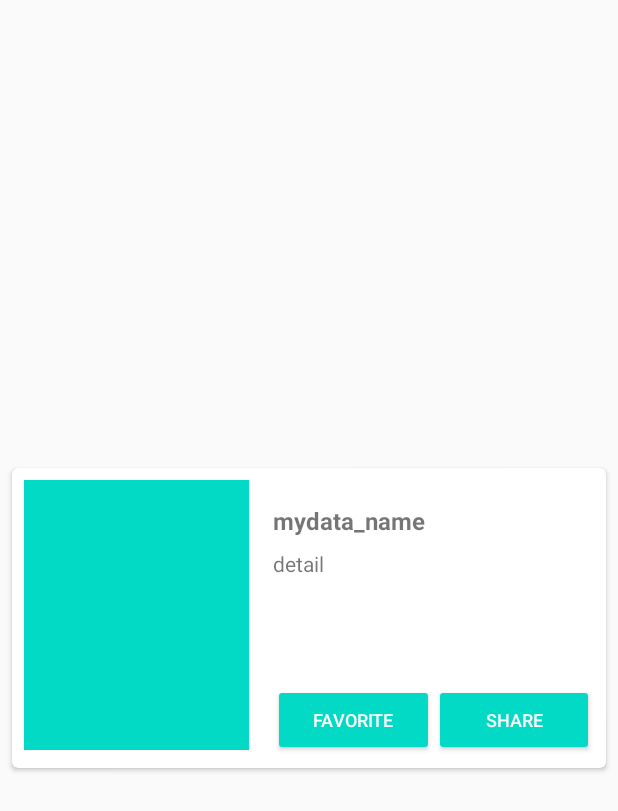
After one commit to puspawahyuningtias/-IF06SC1-18102137-PUSPA-WAHYUNINGTIAS-, an Android app: the layout item_cardview.xml on its own in the app's theme, with its tools: preview values and no code run, on a phone screen of 412 x 824 dp. The commit adds this screen. Shown: the top 811 px of the screen. Run offline under Robolectric (Android 15) with nearby library versions, the phone set to English and light mode, and no system bars.

Commit message:
menambahkan cardview

```diff
--- a/Praktikum6/app/build.gradle
+++ b/Praktikum6/app/build.gradle
@@ -36,4 +36,5 @@ dependencies {
     implementation 'androidx.recyclerview:recyclerview:1.1.0'
     implementation 'de.hdodenhof:circleimageview:3.0.0'
     implementation 'com.github.bumptech.glide:glide:4.10.0'
+    implementation 'androidx.cardview:cardview:1.0.0'
 }
--- a/Praktikum6/app/src/main/java/com/puspawahyuningtias_18102137/praktikum6/MainActivity.kt
+++ b/Praktikum6/app/src/main/java/com/puspawahyuningtias_18102137/praktikum6/MainActivity.kt
@@ -6,6 +6,7 @@ import android.view.Menu
 import android.view.MenuItem
 import androidx.recyclerview.widget.GridLayoutManager
 import androidx.recyclerview.widget.LinearLayoutManager
+import com.puspawahyuningtias_18102137.praktikum6.adapter.CardViewMyDataAdapter
 import com.puspawahyuningtias_18102137.praktikum6.adapter.GridMyDataAdapter
 import com.puspawahyuningtias_18102137.praktikum6.adapter.ListMyDataAdapter
 import kotlinx.android.synthetic.main.activity_main.*
@@ -36,6 +37,7 @@ class MainActivity : AppCompatActivity() {
                 showRecyclerGrid()
             }
             R.id.action_cardview -> {
+                showRecyclerCardView()
             }
         }
     }
@@ -67,4 +69,11 @@ class MainActivity : AppCompatActivity() {
         val gridMyDataAdapter = GridMyDataAdapter(list)
         rv_mydata.adapter = gridMyDataAdapter
     }
+
+    private fun showRecyclerCardView() {
+        rv_mydata.layoutManager = LinearLayoutManager(this)
+        val cardViewMyDataAdapter = CardViewMyDataAdapter (list)
+        rv_mydata.adapter = cardViewMyDataAdapter
+    }
+
 }
--- /dev/null
+++ b/Praktikum6/app/src/main/java/com/puspawahyuningtias_18102137/praktikum6/adapter/CardViewMyDataAdapter.kt
@@ -0,0 +1,47 @@
+package com.puspawahyuningtias_18102137.praktikum6.adapter
+
+import android.view.LayoutInflater
+import android.view.View
+import android.view.ViewGroup
+import android.widget.Button
+import android.widget.ImageView
+import android.widget.TextView
+import android.widget.Toast
+import androidx.recyclerview.widget.RecyclerView
+import com.bumptech.glide.Glide
+import com.bumptech.glide.request.RequestOptions
+import com.puspawahyuningtias_18102137.praktikum6.MyData
+import com.puspawahyuningtias_18102137.praktikum6.R
+
+class CardViewMyDataAdapter(private val listMyDatas: ArrayList<MyData>) :
+    RecyclerView.Adapter<CardViewMyDataAdapter.CardViewViewHolder>() {
+    override fun onCreateViewHolder(parent: ViewGroup, viewType: Int): CardViewViewHolder {
+        val view: View = LayoutInflater.from(parent.context).inflate(R.layout.item_cardview, parent, false)
+        return CardViewViewHolder(view)
+    }
+    override fun onBindViewHolder(holder: CardViewViewHolder, position: Int) {
+        val myData = listMyDatas[position]
+        Glide.with(holder.itemView.context)
+            .load(myData.photo)
+            .apply(RequestOptions().override(350, 550))
+            .into(holder.imgPhoto)
+        holder.tvName.text = myData.name
+        holder.tvDetail.text = myData.description
+        holder.btnFavorite.setOnClickListener { Toast.makeText(holder.itemView.context, "Favorite " +
+                listMyDatas[holder.adapterPosition].name, Toast.LENGTH_SHORT).show() }
+        holder.btnShare.setOnClickListener { Toast.makeText(holder.itemView.context, "Share " +
+                listMyDatas[holder.adapterPosition].name, Toast.LENGTH_SHORT).show() }
+        holder.itemView.setOnClickListener { Toast.makeText(holder.itemView.context, "Kamu memilih " +
+                listMyDatas[holder.adapterPosition].name, Toast.LENGTH_SHORT).show() }
+    }
+    override fun getItemCount(): Int {
+        return listMyDatas.size
+    }
+    inner class CardViewViewHolder(itemView: View) : RecyclerView.ViewHolder(itemView) {
+        var imgPhoto: ImageView = itemView.findViewById(R.id.img_item_photo)
+        var tvName: TextView = itemView.findViewById(R.id.tv_item_name)
+        var tvDetail: TextView = itemView.findViewById(R.id.tv_item_detail)
+        var btnFavorite: Button = itemView.findViewById(R.id.btn_set_favorite)
+        var btnShare: Button = itemView.findViewById(R.id.btn_set_share)
+    }
+}
--- /dev/null
+++ b/Praktikum6/app/src/main/res/layout/item_cardview.xml
@@ -0,0 +1,76 @@
+<?xml version="1.0" encoding="utf-8"?>
+<androidx.cardview.widget.CardView xmlns:android="http://schemas.android.com/apk/res/android"
+    xmlns:card_view="http://schemas.android.com/apk/res-auto"
+    xmlns:tools="http://schemas.android.com/tools"
+    android:id="@+id/card_view"
+    android:layout_width="match_parent"
+    android:layout_height="wrap_content"
+    android:layout_gravity="center"
+    android:layout_marginLeft="8dp"
+    android:layout_marginTop="4dp"
+    android:layout_marginRight="8dp"
+    android:layout_marginBottom="4dp"
+    card_view:cardCornerRadius="4dp">
+    <RelativeLayout
+        android:layout_width="match_parent"
+        android:layout_height="200dp"
+        android:padding="8dp">
+        <ImageView
+            android:id="@+id/img_item_photo"
+            android:layout_width="150dp"
+            android:layout_height="220dp"
+            android:layout_marginBottom="4dp"
+            android:scaleType="centerCrop"
+            tools:src="@color/colorAccent"
+            android:contentDescription="@string/todo" />
+        <TextView
+            android:id="@+id/tv_item_name"
+            android:layout_width="match_parent"
+            android:layout_height="wrap_content"
+            android:layout_marginLeft="16dp"
+            android:layout_marginTop="16dp"
+            android:layout_marginRight="16dp"
+            android:layout_marginBottom="8dp"
+            android:layout_toEndOf="@id/img_item_photo"
+            android:textSize="16sp"
+            android:textStyle="bold"
+            tools:text="mydata_name" />
+        <TextView
+            android:id="@+id/tv_item_detail"
+            android:layout_width="match_parent"
+            android:layout_height="match_parent"
+            android:layout_above="@+id/layout_button"
+            android:layout_below="@id/tv_item_name"
+            android:layout_marginLeft="16dp"
+            android:layout_marginRight="16dp"
+            android:layout_toEndOf="@id/img_item_photo"
+            android:ellipsize="end"
+            android:maxLines="5"
+            tools:text="detail" />
+        <LinearLayout
+            android:id="@+id/layout_button"
+            android:layout_width="match_parent"
+            android:layout_height="wrap_content"
+            android:layout_alignParentBottom="true"
+            android:layout_marginStart="16dp"
+            android:layout_toEndOf="@id/img_item_photo"
+            android:orientation="horizontal">
+            <Button
+                android:id="@+id/btn_set_favorite"
+                style="@style/Widget.AppCompat.Button.Colored"
+                android:layout_width="match_parent"
+                android:layout_height="wrap_content"
+                android:layout_weight="1"
+                android:text="@string/favorite"
+                android:textSize="12sp" />
+            <Button
+                android:id="@+id/btn_set_share"
+                style="@style/Widget.AppCompat.Button.Colored"
+                android:layout_width="match_parent"
+                android:layout_height="wrap_content"
+                android:layout_weight="1"
+                android:text="@string/share"
+                android:textSize="12sp" />
+        </LinearLayout>
+    </RelativeLayout>
+</androidx.cardview.widget.CardView>
--- a/Praktikum6/app/src/main/res/values/strings.xml
+++ b/Praktikum6/app/src/main/res/values/strings.xml
@@ -5,6 +5,9 @@
     <string name="tampil_list">Tampil List</string>
     <string name="tampil_grid">Tampil Grid</string>
     <string name="tampil_card_view">Tampil Card View</string>
+    <string name="todo">TODO</string>
+    <string name="favorite">favorite</string>
+    <string name="share">share</string>
     <string-array name="data_name">
         <item>Wisata Pagubugan</item>
         <item>The Village Purwokerto</item>
```
